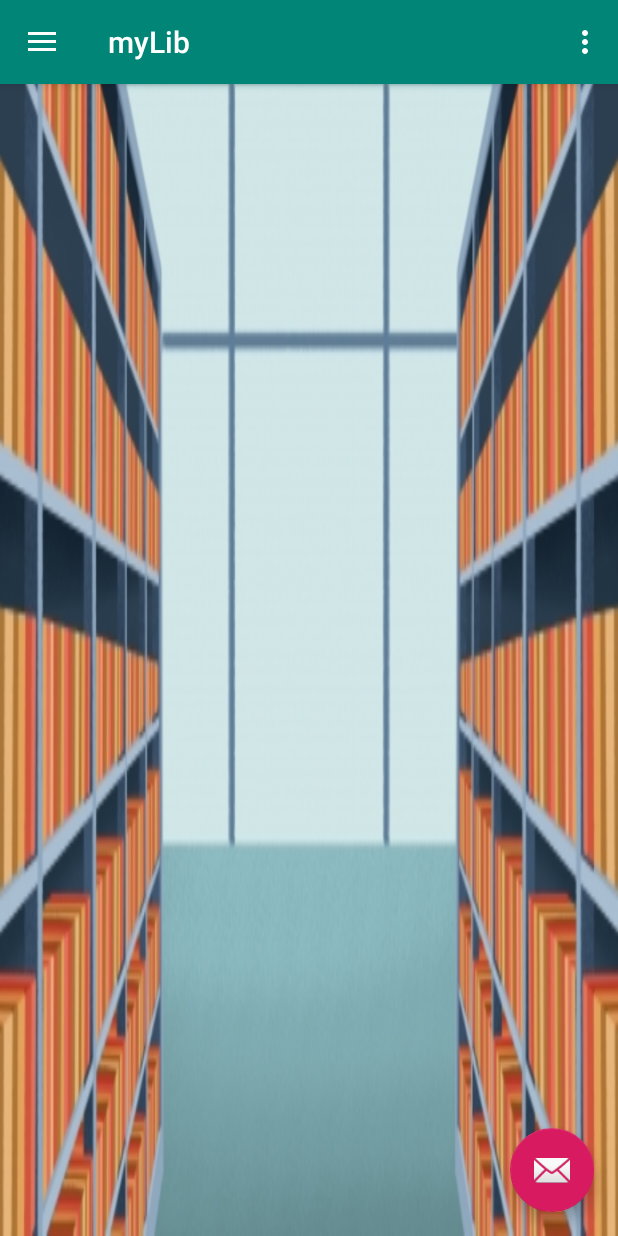
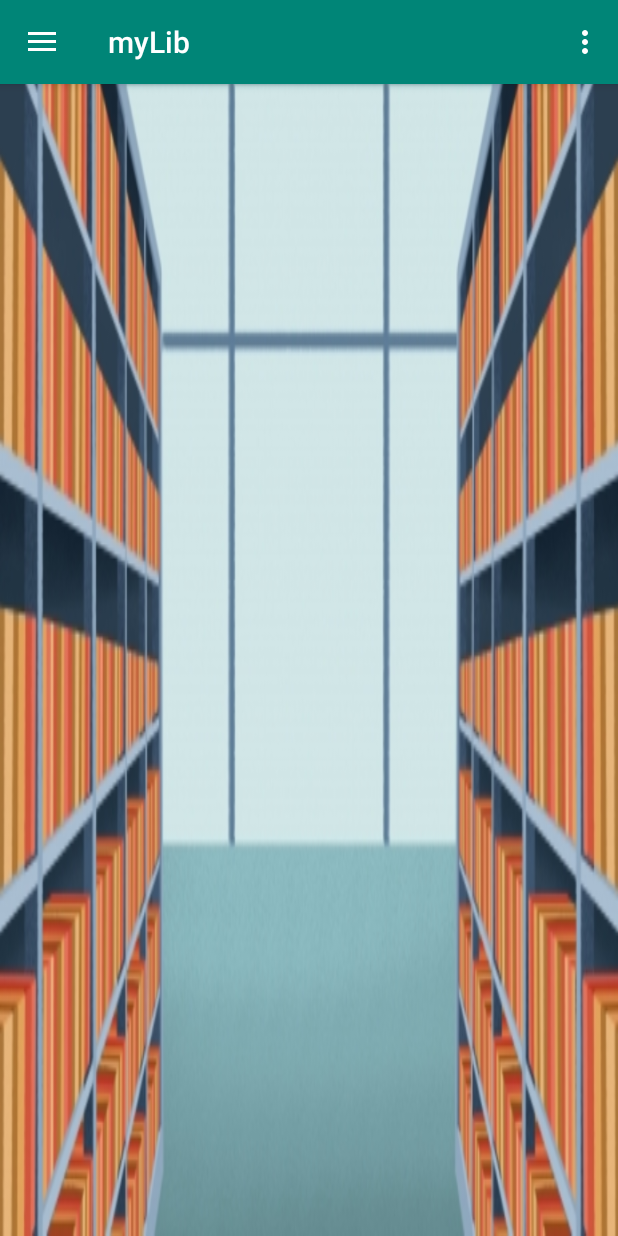
Before and after one commit to adas3000/BookStore, an Android app: the screen it shows after launch (MainActivity), after a tap on "My Library", on a phone screen of 412 x 824 dp. Run offline under Robolectric (Android 15) with nearby library versions, the phone set to English and light mode, and no system bars; our stand-ins replace Picasso; pictures from the network do not load; 2 other taps on this screen came first.

Commit message:
flat removed

```diff
--- a/app/src/main/java/com/example/mylib/MainActivity.java
+++ b/app/src/main/java/com/example/mylib/MainActivity.java
@@ -22,14 +22,9 @@ public class MainActivity extends AppCompatActivity implements NavigationView.On
         setContentView(R.layout.activity_main);
         Toolbar toolbar = findViewById(R.id.toolbar);
         setSupportActionBar(toolbar);
-        FloatingActionButton fab = findViewById(R.id.fab);
-        fab.setOnClickListener(new View.OnClickListener() {
-            @Override
-            public void onClick(View view) {
-                Snackbar.make(view, "Replace with your own action", Snackbar.LENGTH_LONG)
-                        .setAction("Action", null).show();
-            }
-        });
+
+
+
         DrawerLayout drawer = findViewById(R.id.drawer_layout);
         NavigationView navigationView = findViewById(R.id.nav_view);
         navigationView.setNavigationItemSelectedListener(this);
@@ -42,7 +37,7 @@ public class MainActivity extends AppCompatActivity implements NavigationView.On
 
         if(savedInstanceState==null) {
             getSupportFragmentManager().beginTransaction().replace(R.id.fragment_container, new AllBooksFragment()).commit();
-            navigationView.setCheckedItem(R.id.nav_home);
+            navigationView.setCheckedItem(R.id.mylib_books);
         }
     }
 
@@ -82,12 +77,12 @@ public class MainActivity extends AppCompatActivity implements NavigationView.On
     public boolean onNavigationItemSelected(MenuItem item) {
         // Handle navigation view item clicks here.
         switch (item.getItemId()) {
-            case R.id.nav_home:
+            case R.id.mylib_books:
                 AllBooksFragment fragment = new AllBooksFragment();
                 fragment.setOnlyReaden(true);
                 getSupportFragmentManager().beginTransaction().replace(R.id.fragment_container,fragment).commit();
                 break;
-            case R.id.nav_gallery:
+            case R.id.mylib_allbooks:
                 getSupportFragmentManager().beginTransaction().replace(R.id.fragment_container, new AllBooksFragment()).commit();
                 break;
             case R.id.nav_view:
--- a/app/src/main/res/layout/app_bar_main.xml
+++ b/app/src/main/res/layout/app_bar_main.xml
@@ -23,12 +23,5 @@
 
     <include layout="@layout/content_main"/>
 
-    <com.google.android.material.floatingactionbutton.FloatingActionButton
-        android:id="@+id/fab"
-        android:layout_width="wrap_content"
-        android:layout_height="wrap_content"
-        android:layout_gravity="bottom|end"
-        android:layout_margin="@dimen/fab_margin"
-        app:srcCompat="@android:drawable/ic_dialog_email" />
 
 </androidx.coordinatorlayout.widget.CoordinatorLayout>
--- a/app/src/main/res/menu/activity_main_drawer.xml
+++ b/app/src/main/res/menu/activity_main_drawer.xml
@@ -5,11 +5,11 @@
 
     <group android:checkableBehavior="single">
         <item
-            android:id="@+id/nav_home"
+            android:id="@+id/mylib_books"
             android:icon="@drawable/ic_mylib"
             android:title="@string/menu_lib" />
         <item
-            android:id="@+id/nav_gallery"
+            android:id="@+id/mylib_allbooks"
             android:icon="@drawable/ic_books"
             android:title="@string/menu_books" />
         <item
```
